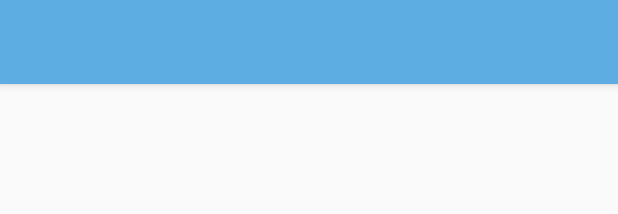
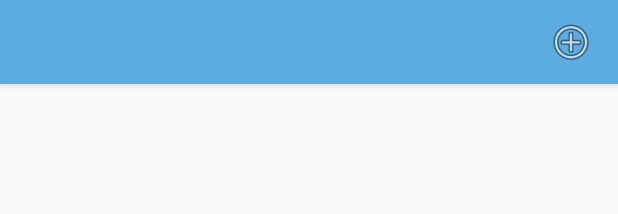
Before and after one commit to maurobilotti/smappio, an Android app: the layout app_bar_main.xml on its own in the app's theme, with its tools: preview values and no code run, on a phone screen of 412 x 824 dp. Shown: the top 214 px of the screen. Run offline under Robolectric (Android 15) with nearby library versions, the phone set to English and light mode, and no system bars.

Commit message:
Agrego boton share y connect a la toolbar

```diff
--- a/SW/Smappio/app/src/main/AndroidManifest.xml
+++ b/SW/Smappio/app/src/main/AndroidManifest.xml
@@ -6,14 +6,15 @@
         android:minSdkVersion="19"
         android:targetSdkVersion="27" />
 
+    <!--Permisos para File System-->
     <uses-permission android:name="android.permission.READ_EXTERNAL_STORAGE" />
     <uses-permission android:name="android.permission.WRITE_EXTERNAL_STORAGE" />
     <uses-permission android:name="android.permission.READ_PHONE_STATE" />
     <uses-permission android:name="android.permission.WAKE_LOCK" />
 
+    <!--Permisos para Waveform-->
     <uses-permission android:name="android.permission.MODIFY_AUDIO_SETTINGS"/>
     <uses-permission android:name="android.permission.RECORD_AUDIO"/>
-
 
     <application
         android:allowBackup="true"
--- a/SW/Smappio/app/src/main/res/layout/app_bar_main.xml
+++ b/SW/Smappio/app/src/main/res/layout/app_bar_main.xml
@@ -16,7 +16,28 @@
             android:layout_width="match_parent"
             android:layout_height="?attr/actionBarSize"
             android:background="?attr/colorPrimary"
-            app:popupTheme="@style/AppTheme.PopupOverlay" />
+            app:popupTheme="@style/AppTheme.PopupOverlay">
+
+            <ImageButton
+                android:id="@+id/connect_btn"
+                android:layout_width="wrap_content"
+                android:layout_height="wrap_content"
+                app:srcCompat="@android:drawable/ic_menu_add"
+                android:layout_gravity="right"
+                android:background="@color/colorPrimary"
+                android:layout_marginRight="15dp"/>
+
+            <ImageButton
+                android:id="@+id/share_btn"
+                android:layout_width="wrap_content"
+                android:layout_height="wrap_content"
+                app:srcCompat="@android:drawable/ic_menu_share"
+                android:layout_gravity="right"
+                android:background="@color/colorPrimary"
+                android:layout_marginRight="10dp"
+                android:visibility="gone"/>
+
+        </android.support.v7.widget.Toolbar>
 
     </android.support.design.widget.AppBarLayout>
 
```
Also changed, not shown: SW/Smappio/app/src/main/java/ar/com/smappio/MainActivity.java (+32 -25 lines).
